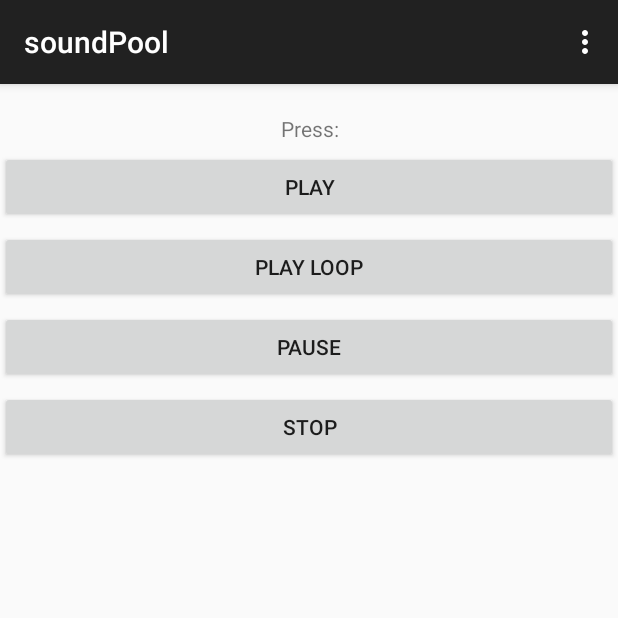
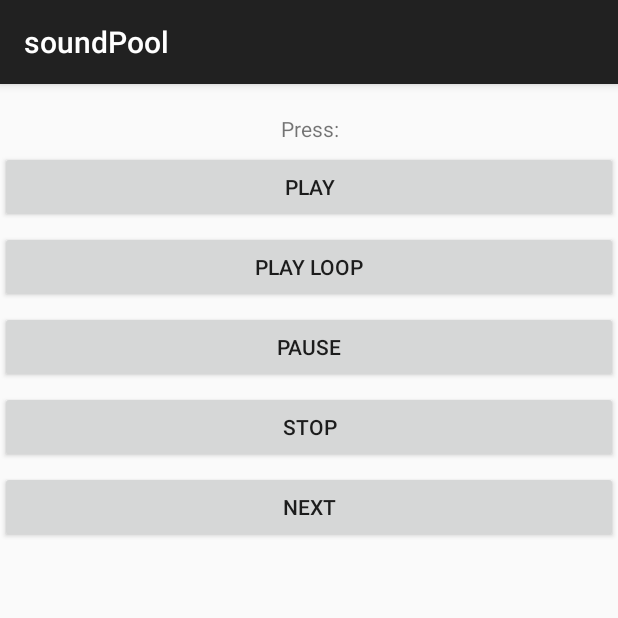
Before and after one commit to GuillermoParedes/soundPlay, an Android app: the screen it shows after launch (MainActivity), after a tap on "PLAY", on a phone screen of 412 x 824 dp, the top half of it. Run offline under Robolectric (Android 15) with nearby library versions, the phone set to English and light mode, and no system bars.

Commit message:
Segundo commit

```diff
--- a/app/src/main/AndroidManifest.xml
+++ b/app/src/main/AndroidManifest.xml
@@ -4,7 +4,7 @@
 
     <application
         android:allowBackup="true"
-        android:icon="@drawable/ic_launcher"
+        android:icon="@drawable/appbarmusic"
         android:label="@string/app_name"
         android:theme="@style/AppTheme" >
         <activity
--- a/app/src/main/java/bo/umsa/soundpool/soundpool/MainActivity.java
+++ b/app/src/main/java/bo/umsa/soundpool/soundpool/MainActivity.java
@@ -1,39 +1,123 @@
 package bo.umsa.soundpool.soundpool;
 
+import android.media.AudioManager;
+import android.media.SoundPool;
 import android.support.v7.app.ActionBarActivity;
 import android.os.Bundle;
 import android.view.Menu;
 import android.view.MenuItem;
+import android.view.View;
+import android.widget.Toast;
 
 
 public class MainActivity extends ActionBarActivity {
 
+    private SoundPool soundPool;
+    private int soundId;
+    boolean plays = false, loaded = false ;
+    float actVolume, maxVolume, volume;
+    AudioManager audioManager;
+    int counter;
+    int misoundId;
+    int [] idSound = {R.raw.beep, R.raw.sonido};
+    int position = 0;
     @Override
     protected void onCreate(Bundle savedInstanceState) {
         super.onCreate(savedInstanceState);
         setContentView(R.layout.activity_main);
+
+        //Audio Manager settings for adjusting the volume
+        audioManager = (AudioManager) getSystemService(AUDIO_SERVICE);
+        actVolume =(float) audioManager.getStreamVolume(AudioManager.STREAM_MUSIC);
+        maxVolume =(float) audioManager.getStreamMaxVolume(AudioManager.STREAM_MUSIC);
+        volume = actVolume / maxVolume;
+
+        //Hardware buttons settings to adjust the media sound
+        this.setVolumeControlStream(AudioManager.STREAM_MUSIC);
+
+        //the counter will help us recognize the stream id of the sound played now
+        counter = 0;
+
+        //Loaded the sounds
+        soundPool = new SoundPool(10, AudioManager.STREAM_MUSIC, 0);
+        soundPool.setOnLoadCompleteListener(new SoundPool.OnLoadCompleteListener() {
+            @Override
+            public void onLoadComplete(SoundPool soundPool, int sampleId, int status) {
+                loaded = true;
+            }
+        });
+        soundId = soundPool.load(this,R.raw.beep, 1);
+        misoundId = soundPool.load(this,R.raw.sonido, 1);
     }
 
 
-    @Override
-    public boolean onCreateOptionsMenu(Menu menu) {
-        // Inflate the menu; this adds items to the action bar if it is present.
-        getMenuInflater().inflate(R.menu.menu_main, menu);
-        return true;
+    //Methods
+
+    public void playSound(View view){
+        //Is the sound loaded does it already play?
+        if(loaded && !plays){
+            if(position == 0){
+                soundPool.play(idSound[0],volume,volume,1,0,1f);
+                counter = counter++;
+            } else if(position == 1){
+                soundPool.play(idSound[1],volume,volume,1,0,1f);
+                counter = counter++;
+            }
+
+            Toast.makeText(this,"Play sound", Toast.LENGTH_SHORT).show();
+            plays = true;
+        }
+    }
+    public void pauseSound(View view) {
+        // Is the sound loaded already?
+        if (plays) {
+            soundPool.pause(idSound[0]);
+            soundId = soundPool.load(this, R.raw.beep, counter);
+            Toast.makeText(this, "Pause sound", Toast.LENGTH_SHORT).show();
+            plays = false;
+        }
+    }
+    public void playLoop(View view) {
+        // Is the sound loaded does it already play?
+        if (loaded && !plays) {
+
+            // the sound will play for ever if we put the loop parameter -1
+            soundPool.play(soundId, volume, volume, 1, -1, 1f);
+            counter = counter++;
+            Toast.makeText(this, "Plays loop", Toast.LENGTH_SHORT).show();
+            plays = true;
+        }
+    }
+    public void stopSound(View view) {
+        // Is the sound loaded already?
+        if (plays) {
+            soundPool.stop(soundId);
+            soundId = soundPool.load(this, R.raw.beep, counter);
+            Toast.makeText(this, "Stop sound", Toast.LENGTH_SHORT).show();
+            plays = false;
+        }
     }
 
-    @Override
-    public boolean onOptionsItemSelected(MenuItem item) {
-        // Handle action bar item clicks here. The action bar will
-        // automatically handle clicks on the Home/Up button, so long
-        // as you specify a parent activity in AndroidManifest.xml.
-        int id = item.getItemId();
+    public void nextSound(View view){
+        if(plays || !plays){
+            if(position == 0){
 
-        //noinspection SimplifiableIfStatement
-        if (id == R.id.action_settings) {
-            return true;
+                soundPool.stop(idSound[position]);
+                soundId = soundPool.load(this, R.raw.beep, counter);
+                position = 1;
+                soundPool.play(idSound[position], volume, volume, 1, -1, 1f);
+                Toast.makeText(this,"Next sound", Toast.LENGTH_SHORT).show();
+                plays = false;
+            } else if(position == 1){
+                soundPool.stop(idSound[position]);
+                soundId = soundPool.load(this, R.raw.beep, counter);
+                position = 0;
+                soundPool.play(idSound[position], volume, volume, 1, -1, 1f);
+                Toast.makeText(this,"Next sound", Toast.LENGTH_SHORT).show();
+                plays = false;
+            }
+
         }
+    }
 
-        return super.onOptionsItemSelected(item);
-    }
 }
--- a/app/src/main/res/layout/activity_main.xml
+++ b/app/src/main/res/layout/activity_main.xml
@@ -47,6 +47,13 @@
             android:layout_marginTop="5dp"
             android:onClick="stopSound"
             android:text="Stop" />
+        <Button
+            android:id="@+id/next"
+            android:layout_width="match_parent"
+            android:layout_height="wrap_content"
+            android:layout_marginTop="5dp"
+            android:onClick="nextSound"
+            android:text="Next" />
 
     </LinearLayout>
 </FrameLayout>
```
Also changed, not shown: app/src/main/res/drawable/appbarmusic.png (added), 1 other file.
